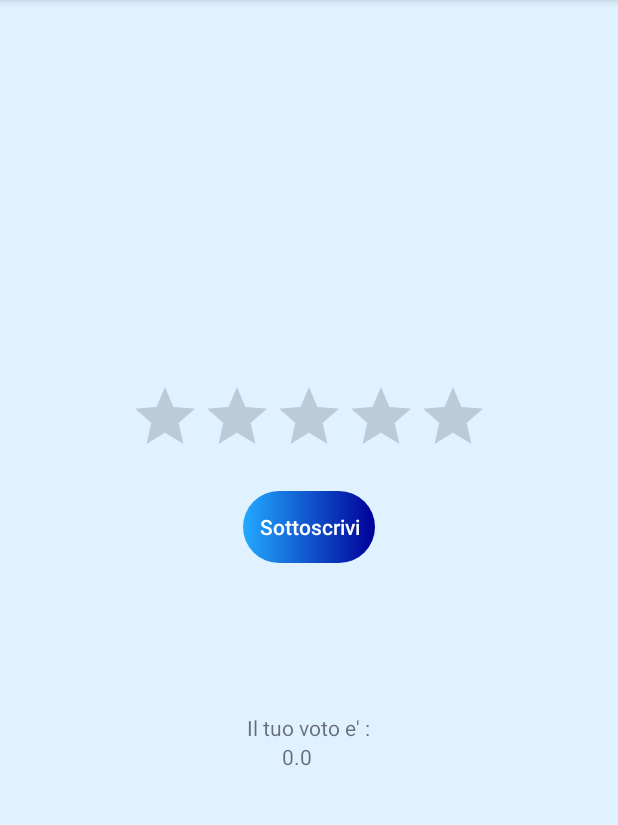
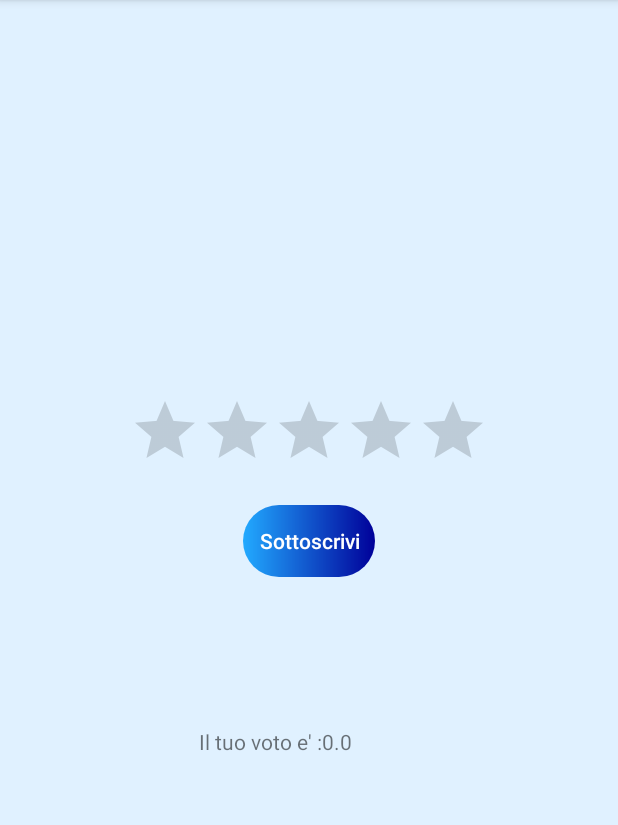
Before and after one commit to udesantis1/DibApp2, an Android app: the RatingActivity screen opened directly, with no data from a screen before it, after a tap on "Sottoscrivi", on a phone screen of 412 x 824 dp, the part 84-909 px from its top. Run offline under Robolectric (Android 15) with nearby library versions, the phone set to English and light mode, and no system bars; our stand-ins replace Firebase (no records; nobody signed in at launch, a user with empty details on screens opened directly).

Commit message:
DesignFINALE

```diff
--- a/app/src/main/java/com/example/firebaseapp/Login.java
+++ b/app/src/main/java/com/example/firebaseapp/Login.java
@@ -81,12 +81,12 @@ public class Login extends AppCompatActivity implements View.OnClickListener {
 
         //checking if email and passwords are empty
         if(TextUtils.isEmpty(email)){
-            Toast.makeText(this,"Please enter email",Toast.LENGTH_LONG).show();
+            Toast.makeText(this,R.string.InserisciEmail,Toast.LENGTH_LONG).show();
             return;
         }
 
         if(TextUtils.isEmpty(password)){
-            Toast.makeText(this,"Please enter password",Toast.LENGTH_LONG).show();
+            Toast.makeText(this,R.string.InserisciPassword,Toast.LENGTH_LONG).show();
             return;
         }
 
--- a/app/src/main/java/com/example/firebaseapp/RatingActivity.java
+++ b/app/src/main/java/com/example/firebaseapp/RatingActivity.java
@@ -95,9 +95,9 @@ public class RatingActivity extends AppCompatActivity {
                    btnSubmit.setEnabled(false);
                    Toast.makeText(RatingActivity.this, R.string.Voto, Toast.LENGTH_SHORT).show();
 
-                   ratingDisplayTextView=(TextView) findViewById(R.id.textView1);
-
-                   ratingDisplayTextView.setText(" "+ratingBar.getRating());
+                   //ratingDisplayTextView=(TextView) findViewById(R.id.textView);
+                   String nomeStringa = RatingActivity.this.getResources().getString(R.string.Valutazione);
+                   ratingDisplayTextView.setText(nomeStringa+ratingBar.getRating());
 
 
 
--- a/app/src/main/res/layout/activity_rating.xml
+++ b/app/src/main/res/layout/activity_rating.xml
@@ -39,15 +39,11 @@
 
     <TextView
         android:id="@+id/textView"
-        android:layout_width="wrap_content"
+        android:layout_width="146dp"
         android:layout_height="wrap_content"
         android:layout_marginTop="100dp"
         android:text="@string/Valutazione" />
 
-        <TextView
-            android:id="@+id/textView1"
-            android:layout_width="42dp"
-            android:layout_height="wrap_content" />
     </LinearLayout>
 
 </android.support.constraint.ConstraintLayout>
```
Also changed, not shown: app/src/main/res/values/strings.xml (+7 -0 lines), 2 other files.
